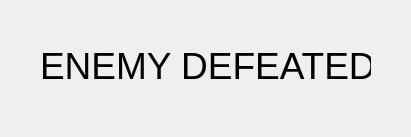
This is Combat_Screen/win_screen.ui in seigex/CIS17B_48597_ClassProject as Qt 5 draws it before an edit. The edited form follows.
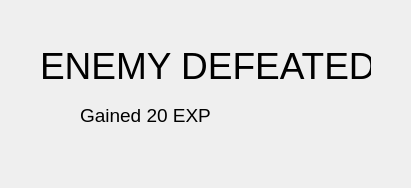
This is the edited form.

Diff of the .ui file:
```diff
--- a/Combat_Screen/win_screen.ui
+++ b/Combat_Screen/win_screen.ui
@@ -2,6 +2,14 @@
 <ui version="4.0">
  <class>Win_Screen</class>
  <widget class="QDialog" name="Win_Screen">
+  <property name="geometry">
+   <rect>
+    <x>0</x>
+    <y>0</y>
+    <width>411</width>
+    <height>188</height>
+   </rect>
+  </property>
   <property name="minimumSize">
    <size>
     <width>390</width>
@@ -29,6 +37,24 @@
     <string>ENEMY DEFEATED</string>
    </property>
   </widget>
+  <widget class="QLabel" name="label_2">
+   <property name="geometry">
+    <rect>
+     <x>80</x>
+     <y>100</y>
+     <width>211</width>
+     <height>31</height>
+    </rect>
+   </property>
+   <property name="font">
+    <font>
+     <pointsize>14</pointsize>
+    </font>
+   </property>
+   <property name="text">
+    <string>Gained 20 EXP</string>
+   </property>
+  </widget>
  </widget>
  <resources/>
  <connections/>
```
